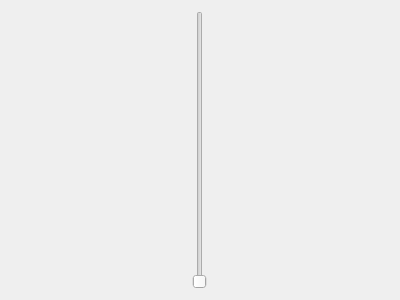
First picture: the form in examples/VerticalBarGauge/verticalbargauge.ui, repository glasgowneuro/Qt-custom-gauge-widget, before the edit.
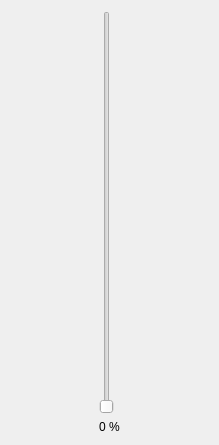
Second picture: the form after the edit.

Commit message: added value label

```diff
--- a/examples/VerticalBarGauge/verticalbargauge.ui
+++ b/examples/VerticalBarGauge/verticalbargauge.ui
@@ -6,8 +6,8 @@
    <rect>
     <x>0</x>
     <y>0</y>
-    <width>400</width>
-    <height>300</height>
+    <width>219</width>
+    <height>445</height>
    </rect>
   </property>
   <property name="windowTitle">
@@ -24,6 +24,13 @@
      </property>
     </widget>
    </item>
+   <item row="1" column="0">
+    <widget class="QLabel" name="_valueLabel">
+     <property name="text">
+      <string>0 %</string>
+     </property>
+    </widget>
+   </item>
   </layout>
  </widget>
  <resources/>
```
The commit also changes 4 other files.
